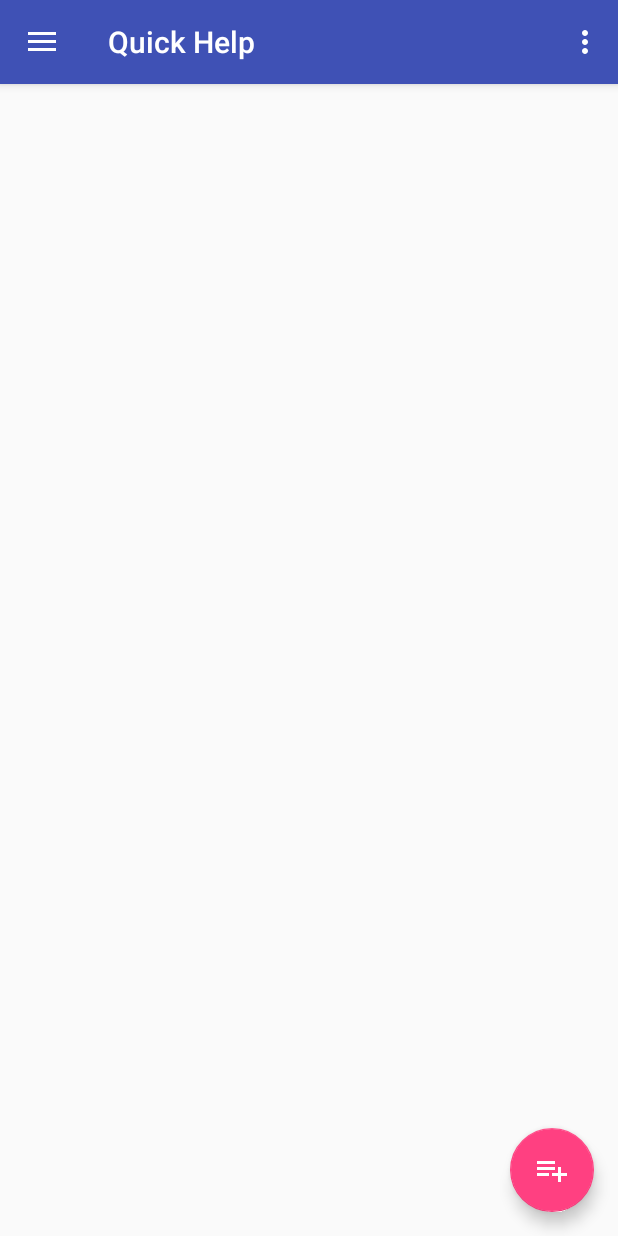
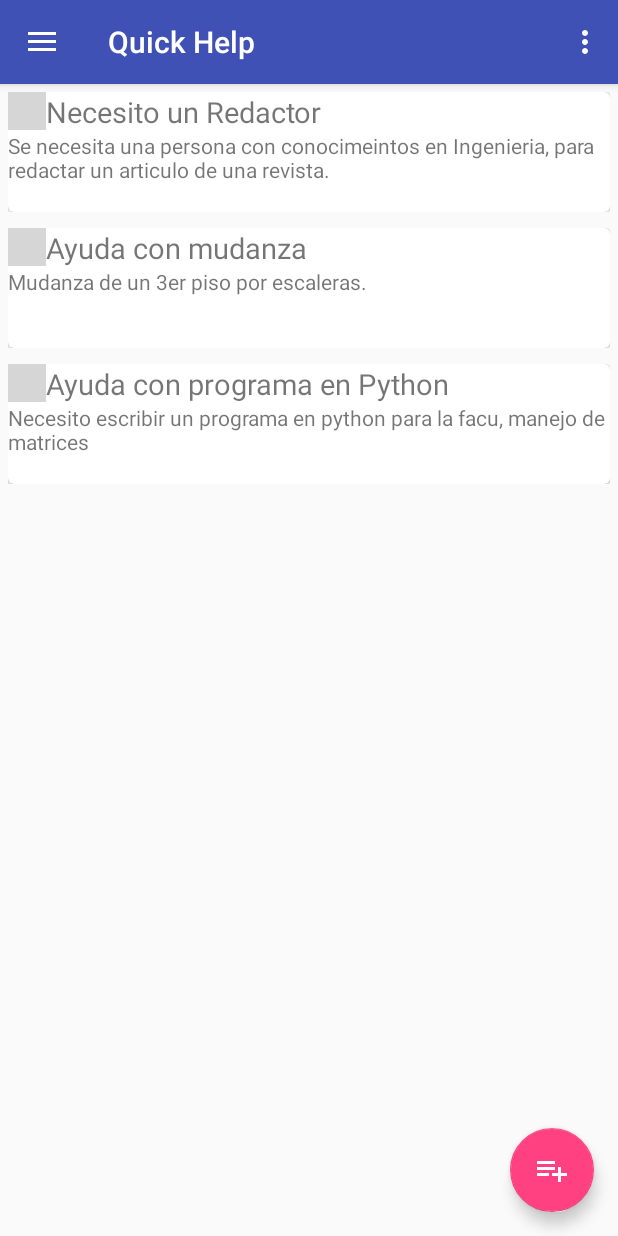
Before and after one commit to edgar-davila/quickhelp, an Android app: the MainActivity screen opened directly, with no data from a screen before it, on a phone screen of 412 x 824 dp. Run offline under Robolectric (Android 15) with nearby library versions, the phone set to English and light mode, and no system bars; our stand-ins replace ButterKnife, Picasso; libraries missing offline, so code that uses them is left out: com.facebook, com.facebook.login; pictures from the network do not load; 5 statements that could not run were skipped; grey boxes are pictures that could not be loaded.

Commit message:
RecyclerView lista de peticiones

```diff
--- a/app/src/main/java/com/omsuperg/quickhelp/MainActivity.java
+++ b/app/src/main/java/com/omsuperg/quickhelp/MainActivity.java
@@ -3,16 +3,19 @@ package com.omsuperg.quickhelp;
 import android.content.Intent;
 import android.os.Bundle;
 import android.support.design.widget.FloatingActionButton;
+import android.support.design.widget.Snackbar;
+import android.support.v7.widget.LinearLayoutManager;
+import android.support.v7.widget.RecyclerView;
+import android.util.Log;
+import android.view.View;
 import android.support.design.widget.NavigationView;
 import android.support.v4.view.GravityCompat;
 import android.support.v4.widget.DrawerLayout;
 import android.support.v7.app.ActionBarDrawerToggle;
 import android.support.v7.app.AppCompatActivity;
 import android.support.v7.widget.Toolbar;
-import android.util.Log;
 import android.view.Menu;
 import android.view.MenuItem;
-import android.view.View;
 import android.widget.ImageView;
 import android.widget.TextView;
 
@@ -20,22 +23,38 @@ import com.facebook.AccessToken;
 import com.facebook.GraphRequest;
 import com.facebook.GraphResponse;
 import com.facebook.login.LoginManager;
+import com.omsuperg.quickhelp.adapters.PeticionAdapter;
+import com.omsuperg.quickhelp.models.PeticionModel;
+import com.omsuperg.quickhelp.models.StatusModel;
 import com.omsuperg.quickhelp.transforms.CircleTransform;
 import com.squareup.picasso.Picasso;
 
 import org.json.JSONException;
 import org.json.JSONObject;
 
+import java.util.ArrayList;
+import java.util.Date;
+import java.util.List;
+
+import butterknife.BindView;
 import butterknife.ButterKnife;
 
 public class MainActivity extends AppCompatActivity
-        implements NavigationView.OnNavigationItemSelectedListener {
+        implements NavigationView.OnNavigationItemSelectedListener, PeticionAdapter.PeticionListener {
 
     private static final String TAG = "MainActivity";
     ImageView imageViewFacebookProfile;
     TextView textviewNameProfile;
     TextView textviewEmailProfile;
     private AccessToken accessToken;
+
+    @BindView(R.id.my_recycler_view)
+    RecyclerView recyclerView;
+    private RecyclerView.LayoutManager mLayoutManager;
+
+    private PeticionAdapter peticionAdapter;
+
+    private List<PeticionModel> peticionModelList;
 
     @Override
     protected void onCreate(Bundle savedInstanceState) {
@@ -71,6 +90,25 @@ public class MainActivity extends AppCompatActivity
         Log.d(TAG, "onCreate: " + this.accessToken.toString());
 
         getProfileFromFacebook();
+
+        peticionModelList = new ArrayList<>();
+        peticionModelList.add(
+                new PeticionModel(1, "472567553116840", "Necesito un Redactor", "Redaccion",
+                        "Se necesita una persona con conocimeintos en Ingenieria, para redactar un articulo de una revista.",
+                        StatusModel.VISIBLE, 1, new Date()));
+        peticionModelList.add(
+                new PeticionModel(2, "472567553116840", "Ayuda con mudanza", "Mudanza",
+                        "Mudanza de un 3er piso por escaleras.",
+                        StatusModel.VISIBLE, 1, new Date()));
+        peticionModelList.add(
+                new PeticionModel(3, "472567553116840", "Ayuda con programa en Python", "Educacion",
+                        "Necesito escribir un programa en python para la facu, manejo de matrices",
+                        StatusModel.VISIBLE, 1, new Date()));
+        recyclerView.setHasFixedSize(true);
+        mLayoutManager = new LinearLayoutManager(this);
+        recyclerView.setLayoutManager(mLayoutManager);
+        peticionAdapter = new PeticionAdapter(MainActivity.this, MainActivity.this, peticionModelList);
+        recyclerView.setAdapter(peticionAdapter);
 
     }
 
@@ -144,4 +182,9 @@ public class MainActivity extends AppCompatActivity
         request.setParameters(parameters);
         request.executeAsync();
     }
+
+    @Override
+    public void onClick(PeticionModel peticionModel) {
+
+    }
 }
--- /dev/null
+++ b/app/src/main/java/com/omsuperg/quickhelp/adapters/PeticionAdapter.java
@@ -0,0 +1,90 @@
+package com.omsuperg.quickhelp.adapters;
+
+
+import android.content.Context;
+import android.support.v7.widget.CardView;
+import android.support.v7.widget.RecyclerView;
+import android.view.LayoutInflater;
+import android.view.View;
+import android.view.ViewGroup;
+import android.widget.ImageView;
+import android.widget.TextView;
+
+import com.omsuperg.quickhelp.MainActivity;
+import com.omsuperg.quickhelp.R;
+import com.omsuperg.quickhelp.models.PeticionModel;
+import com.omsuperg.quickhelp.transforms.CircleTransform;
+import com.squareup.picasso.Picasso;
+
+import java.util.List;
+
+public class PeticionAdapter extends RecyclerView.Adapter<PeticionAdapter.ViewHolder> {
+    private Context context;
+    private List<PeticionModel> peticionModels;
+    private final PeticionListener peticionListener;
+
+
+    public PeticionAdapter(Context context, PeticionListener peticionListener, List<PeticionModel> peticionModels) {
+        this.context = context;
+        this.peticionListener = peticionListener;
+        this.peticionModels = peticionModels;
+    }
+
+    @Override
+    public PeticionAdapter.ViewHolder onCreateViewHolder(ViewGroup parent, int viewType) {
+        View v = LayoutInflater.from(parent.getContext())
+                .inflate(R.layout.my_card_peticion, parent, false);
+        ViewHolder vh = new ViewHolder(v, peticionListener);
+        return vh;
+    }
+
+
+    @Override
+    public void onBindViewHolder(ViewHolder holder, int position) {
+        PeticionModel peticionModel = peticionModels.get(position);
+        holder.peticionModel = peticionModel;
+        holder.textviewTituloPeticion.setText(peticionModel.getTitulo());
+        holder.textviewCardDescripcion.setText(peticionModel.getDescripcion());
+        Picasso.with(PeticionAdapter.this.context)
+                .load("https://graph.facebook.com/" + peticionModel.getFacebookProfileId() + "/picture?type=large")
+                .transform(new CircleTransform())
+                .into(holder.imageViewCardProfilePeticion);
+    }
+
+    @Override
+    public int getItemCount() {
+        return peticionModels.size();
+    }
+
+    static class ViewHolder extends RecyclerView.ViewHolder {
+        CardView cardView;
+        TextView textviewTituloPeticion;
+        TextView textviewCategoriaPeticion;
+        TextView textviewCardDescripcion;
+        ImageView imageViewCardProfilePeticion;
+        PeticionModel peticionModel;
+        PeticionListener peticionListener;
+
+
+        ViewHolder(View v, PeticionListener peticionListener) {
+            super(v);
+            this.cardView = v.findViewById(R.id.card_view);
+            this.peticionListener = peticionListener;
+            this.cardView.setOnClickListener(new View.OnClickListener() {
+                @Override
+                public void onClick(View view) {
+                    ViewHolder.this.peticionListener.onClick(peticionModel);
+                }
+            });
+            this.textviewTituloPeticion = v.findViewById(R.id.card_titulo_peticion);
+            this.textviewCardDescripcion = v.findViewById(R.id.card_descripcion);
+            this.imageViewCardProfilePeticion = v.findViewById(R.id.imageViewCardProfilePeticion);
+        }
+
+
+    }
+
+    public interface PeticionListener {
+        void onClick(PeticionModel peticionModel);
+    }
+}
--- /dev/null
+++ b/app/src/main/java/com/omsuperg/quickhelp/models/PeticionModel.java
@@ -0,0 +1,61 @@
+package com.omsuperg.quickhelp.models;
+
+
+import java.util.Date;
+
+public class PeticionModel {
+
+    private final int id;
+    private final String facebookProfileId;
+    private final String titulo;
+    private final String categoria;
+    private final String descripcion;
+    private final int statusModel;
+    private final int cantidadPersonas;
+    private final Date createdAt;
+    // TODO: 7/10/17 añadir latlong
+
+
+    public PeticionModel(int id, String facebookProfileId, String titulo, String categoria, String descripcion, int statusModel, int cantidadPersonas, Date createdAt) {
+        this.id = id;
+        this.facebookProfileId = facebookProfileId;
+        this.titulo = titulo;
+        this.categoria = categoria;
+        this.descripcion = descripcion;
+        this.statusModel = statusModel;
+        this.cantidadPersonas = cantidadPersonas;
+        this.createdAt = createdAt;
+    }
+
+    public int getId() {
+        return id;
+    }
+
+    public String getTitulo() {
+        return titulo;
+    }
+
+    public String getCategoria() {
+        return categoria;
+    }
+
+    public String getDescripcion() {
+        return descripcion;
+    }
+
+    public int getStatusModel() {
+        return statusModel;
+    }
+
+    public int getCantidadPersonas() {
+        return cantidadPersonas;
+    }
+
+    public Date getCreatedAt() {
+        return createdAt;
+    }
+
+    public String getFacebookProfileId() {
+        return facebookProfileId;
+    }
+}
--- /dev/null
+++ b/app/src/main/java/com/omsuperg/quickhelp/models/StatusModel.java
@@ -0,0 +1,10 @@
+package com.omsuperg.quickhelp.models;
+
+
+
+public class StatusModel {
+
+    public static int VISIBLE = 1;
+    public static int NOT_VISIBLE = 0;
+
+}
--- a/app/src/main/res/layout/content_main.xml
+++ b/app/src/main/res/layout/content_main.xml
@@ -1,11 +1,17 @@
 <?xml version="1.0" encoding="utf-8"?>
-<android.support.constraint.ConstraintLayout xmlns:android="http://schemas.android.com/apk/res/android"
+<RelativeLayout xmlns:android="http://schemas.android.com/apk/res/android"
     xmlns:app="http://schemas.android.com/apk/res-auto"
     xmlns:tools="http://schemas.android.com/tools"
     android:layout_width="match_parent"
     android:layout_height="match_parent"
-    app:layout_behavior="@string/appbar_scrolling_view_behavior"
+    android:paddingTop="?android:attr/actionBarSize"
     tools:context="com.omsuperg.quickhelp.MainActivity"
     tools:showIn="@layout/app_bar_main">
 
-</android.support.constraint.ConstraintLayout>
+
+    <android.support.v7.widget.RecyclerView
+        android:id="@+id/my_recycler_view"
+        android:layout_width="match_parent"
+        android:layout_height="match_parent"
+        android:scrollbars="vertical" />
+</RelativeLayout>
--- /dev/null
+++ b/app/src/main/res/layout/my_card_peticion.xml
@@ -0,0 +1,59 @@
+<?xml version="1.0" encoding="utf-8"?>
+<LinearLayout xmlns:android="http://schemas.android.com/apk/res/android"
+    xmlns:card_view="http://schemas.android.com/apk/res-auto"
+    xmlns:tools="http://schemas.android.com/tools"
+    android:layout_width="match_parent"
+    android:layout_height="80dp"
+    android:layout_margin="5dp">
+
+    <android.support.v7.widget.CardView xmlns:card_view="http://schemas.android.com/apk/res-auto"
+        android:id="@+id/card_view"
+        android:layout_width="match_parent"
+        android:layout_height="match_parent"
+        android:layout_gravity="center"
+        android:padding="5dp"
+        card_view:cardCornerRadius="4dp">
+
+        <RelativeLayout
+            android:layout_width="match_parent"
+            android:layout_height="match_parent">
+
+            <ImageView
+                android:id="@+id/imageViewCardProfilePeticion"
+                android:layout_width="25dp"
+                android:layout_height="25dp"
+                android:layout_alignParentStart="true"
+                android:layout_alignParentTop="true"
+                android:src="@drawable/ic_action_account_circle" />
+
+            <LinearLayout
+                android:id="@+id/linearLayout"
+                android:layout_width="match_parent"
+                android:layout_height="wrap_content"
+                android:layout_toEndOf="@+id/imageViewCardProfilePeticion"
+                android:orientation="vertical">
+
+                <TextView
+                    android:id="@+id/card_titulo_peticion"
+                    android:layout_width="match_parent"
+                    android:layout_height="wrap_content"
+                    android:ellipsize="end"
+                    android:text="Titulo"
+                    android:textSize="19sp" />
+
+            </LinearLayout>
+
+            <TextView
+                android:id="@+id/card_descripcion"
+                android:layout_width="match_parent"
+                android:layout_height="wrap_content"
+                android:layout_alignParentStart="true"
+                android:layout_below="@+id/linearLayout"
+                android:ellipsize="end"
+                android:maxLines="2"
+                android:textSize="14sp" />
+
+        </RelativeLayout>
+
+    </android.support.v7.widget.CardView>
+</LinearLayout>
```
Also changed, not shown: app/src/main/res/drawable-hdpi/ic_action_account_circle.png (added), app/src/main/res/drawable-mdpi/ic_action_account_circle.png (added), app/src/main/res/drawable-xhdpi/ic_action_account_circle.png (added), app/src/main/res/drawable-xxhdpi/ic_action_account_circle.png (added), app/src/main/res/drawable-xxxhdpi/ic_action_account_circle.png (added).
